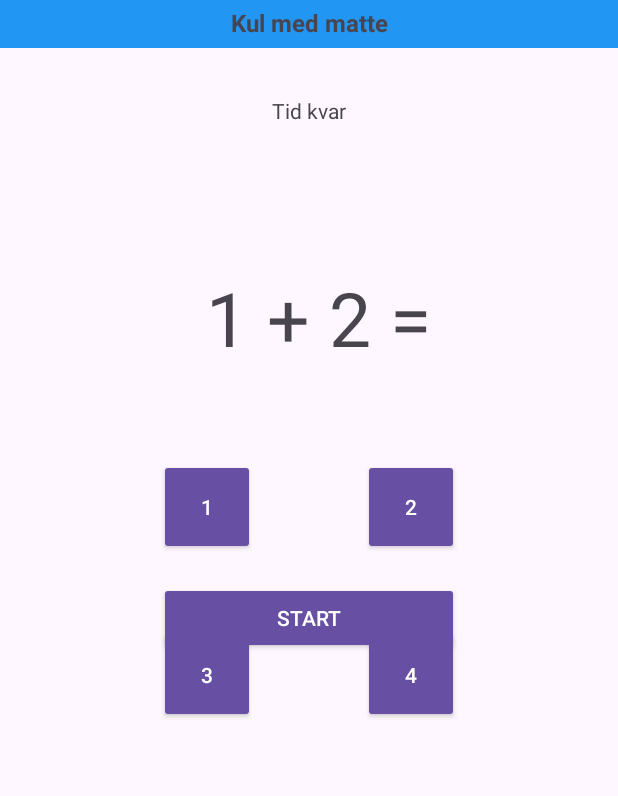
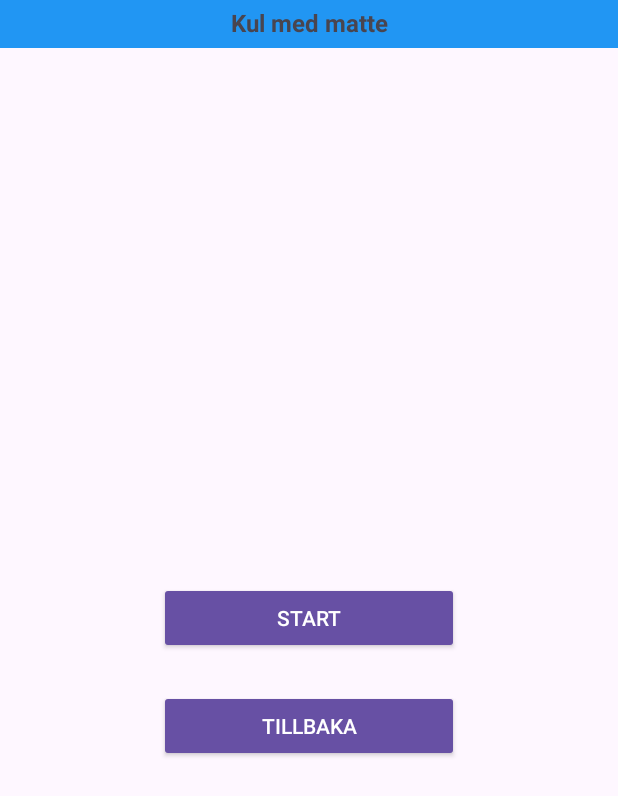
Before and after one commit to jonasbondesson84/ma23_kotlin_simpleMath, an Android app: the gameActivity screen opened directly, with no data from a screen before it, on a phone screen of 412 x 824 dp. Shown: the top 796 px of the screen. Run offline under Robolectric (Android 15) with nearby library versions, the phone set to English and light mode, and no system bars.

Commit message:
added hide and show all game elements

```diff
--- a/app/src/main/java/com/example/simplemath/gameActivity.kt
+++ b/app/src/main/java/com/example/simplemath/gameActivity.kt
@@ -15,6 +15,8 @@ class gameActivity : AppCompatActivity() {
     lateinit var btnSecondAnswer: Button
     lateinit var btnThirdAnswer: Button
     lateinit var btnFourthAnswer: Button
+    lateinit var tvNumbers: TextView
+    lateinit var btnBack: Button
 
     var userAnswer: Int = 0
     var correctAnswer: Int = 0
@@ -31,16 +33,29 @@ class gameActivity : AppCompatActivity() {
         btnSecondAnswer = findViewById(R.id.btnSecond)
         btnThirdAnswer = findViewById(R.id.btnThird)
         btnFourthAnswer = findViewById(R.id.btnFourth)
+        tvNumbers = findViewById(R.id.tvNumber)
+        btnBack = findViewById(R.id.btnBack)
+
         method = intent.getStringExtra("method") ?: "addition"
 
         btnStart.setOnClickListener() {
             startGame()
 
         }
+
+        btnBack.setOnClickListener() {
+            finish()
+        }
+
+
+    }
+    override fun onResume() {
+        super.onResume()
+        hideAddGameElements()
     }
 
     fun startGame() {
-        btnStart.visibility = View.INVISIBLE
+        showAllGameElements()
         object : CountDownTimer(30000, 1000) {
 
             override fun onTick(millisUntilFinished: Long) {
@@ -61,18 +76,31 @@ class gameActivity : AppCompatActivity() {
 
     fun stopGame() {
         btnStart.text = "Play again"
-        btnStart.visibility = View.VISIBLE
+        hideAddGameElements()
 
 
     }
 
-    fun hideAdd() {
+    fun hideAddGameElements() {
+        btnStart.visibility = View.VISIBLE
+        btnBack.visibility = View.VISIBLE
         btnFirstAnswer.visibility = View.INVISIBLE
         btnSecondAnswer.visibility = View.INVISIBLE
         btnThirdAnswer.visibility = View.INVISIBLE
         btnFourthAnswer.visibility = View.INVISIBLE
+        tvNumbers.visibility = View.INVISIBLE
+        tvTimer.visibility = View.INVISIBLE
+
     }
-    fun showAll() {
+    fun showAllGameElements() {
+        btnStart.visibility = View.INVISIBLE
+        btnBack.visibility = View. INVISIBLE
+        btnFirstAnswer.visibility = View.VISIBLE
+        btnSecondAnswer.visibility = View.VISIBLE
+        btnThirdAnswer.visibility = View.VISIBLE
+        btnFourthAnswer.visibility = View.VISIBLE
+        tvNumbers.visibility = View.VISIBLE
+        tvTimer.visibility = View.VISIBLE
 
     }
 }
--- a/app/src/main/res/layout/activity_game.xml
+++ b/app/src/main/res/layout/activity_game.xml
@@ -95,4 +95,15 @@
         app:layout_constraintEnd_toEndOf="parent"
         app:layout_constraintStart_toStartOf="parent"
         app:layout_constraintTop_toBottomOf="@+id/tvTop" />
+
+    <Button
+        android:id="@+id/btnBack"
+        style="@style/Widget.AppCompat.Button"
+        android:layout_width="200dp"
+        android:layout_height="wrap_content"
+        android:layout_marginTop="24dp"
+        android:text="TILLBAKA"
+        app:layout_constraintEnd_toEndOf="parent"
+        app:layout_constraintStart_toStartOf="parent"
+        app:layout_constraintTop_toBottomOf="@+id/btnStart" />
 </androidx.constraintlayout.widget.ConstraintLayout>
```
